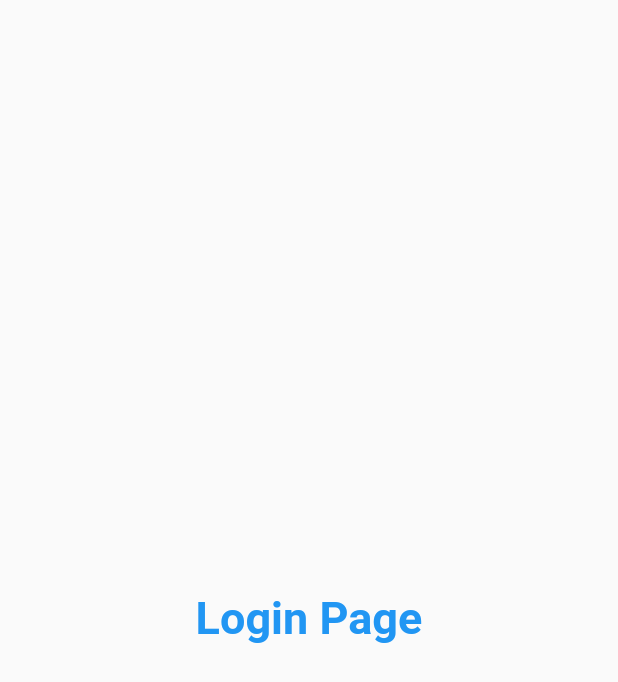
After one commit to devNilu/FlutterP, a Flutter app: the screen it shows after launch, on a phone screen of 412 x 824 dp. The commit adds this screen. Shown: the top 682 px of the screen. Run offline on Flutter 3.47's test engine with Material 2 defaults, Android fonts, the phone set to English and light mode, and no system bars.

Commit message:
Day3 completed

```diff
--- a/lib/main.dart
+++ b/lib/main.dart
@@ -1,6 +1,7 @@
 import 'package:flutter/material.dart';
+import 'package:flutter_catalog/pages/login_page.dart';
 
-import 'home_page.dart';
+import 'pages/home_page.dart';
 
 void main(){
   runApp(Myapp());
@@ -12,7 +13,16 @@ class Myapp extends StatelessWidget {
   @override
   Widget build(BuildContext context) {
     return MaterialApp(
-      home: HomePage(),
+      themeMode: ThemeMode.light,
+      theme: ThemeData(primarySwatch: Colors.deepPurple),
+      darkTheme: ThemeData(
+        brightness: Brightness.dark,
+      ),
+      initialRoute: "/login",
+      routes: {
+        "/":(context)=>HomePage(),
+        "/login":(context)=>LoginPage()
+      },
     );
   }
 }
--- /dev/null
+++ b/lib/pages/login_page.dart
@@ -0,0 +1,21 @@
+import 'package:flutter/material.dart';
+
+class LoginPage extends StatelessWidget {
+  const LoginPage({Key? key}) : super(key: key);
+
+  @override
+  Widget build(BuildContext context) {
+    return Material(
+      child: Center(
+        child: Text(
+          "Login Page",
+          style: TextStyle(
+            fontSize: 30,
+            color: Colors.blue,
+            fontWeight: FontWeight.bold,
+          ),
+        ),
+      ),
+    );
+  }
+}
```
Also changed, not shown: lib/pages/home_page.dart (renamed from lib/home_page.dart).
